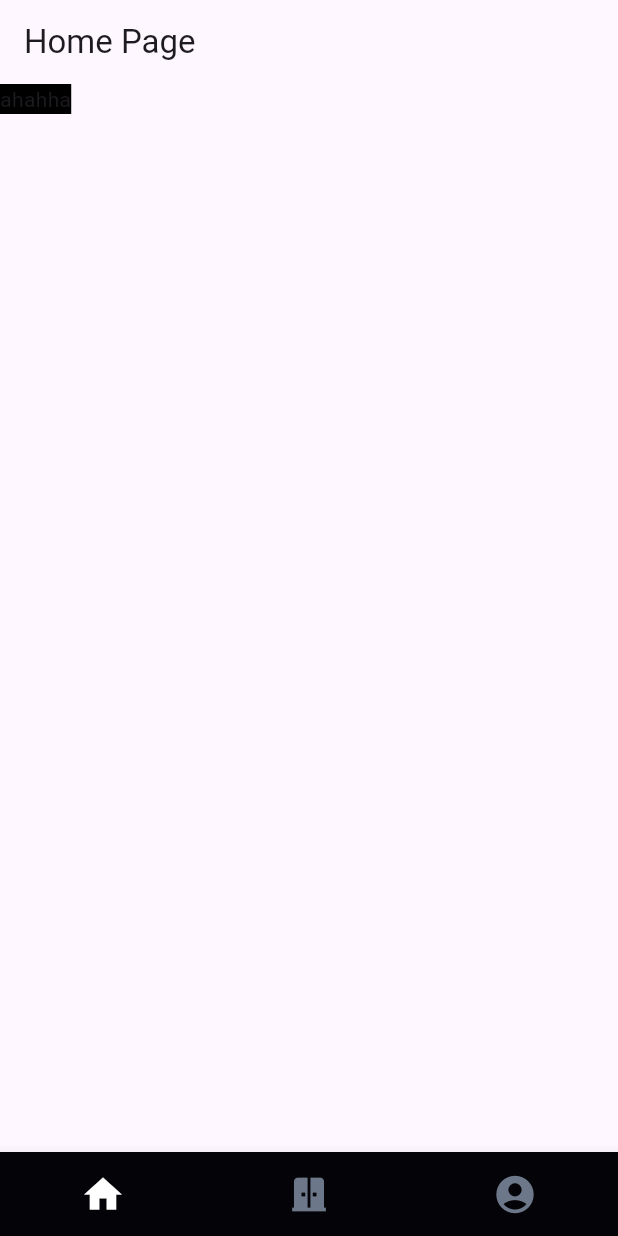
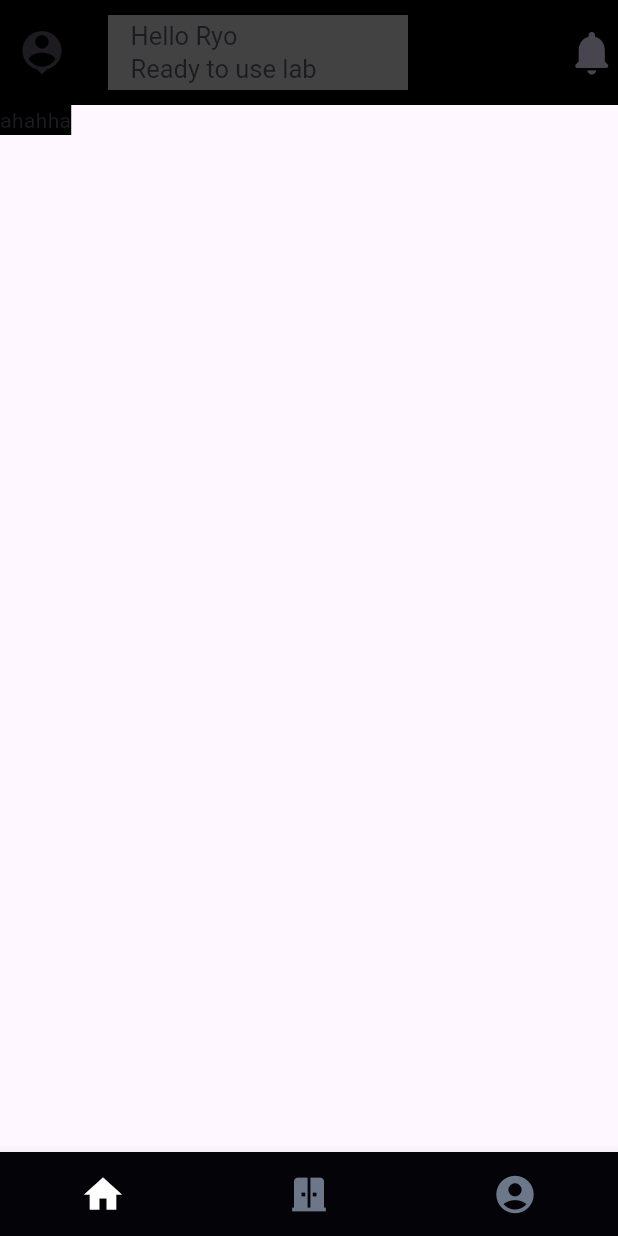
Before and after one commit to Grounded-RnD/NexaLab-Application, a Flutter app: the screen it shows after launch, on a phone screen of 412 x 824 dp. Run offline on Flutter 3.47's test engine with Material 3 defaults, Android fonts, the phone set to English and light mode, and no system bars; drawn by our look-alikes of custom_navigation_bar.

Commit message:
ini home page

```diff
--- a/lib/homepage.dart
+++ b/lib/homepage.dart
@@ -11,13 +11,34 @@ class _HomePageState extends State<HomePage> {
   @override
   Widget build(BuildContext context) {
     return Scaffold(
-      appBar: AppBar(
-        title: Text('Home Page'),
-      ),
-      body: Container(
-        color: Colors.black,
-        child: Text('ahahha'),
-      )
-    );
+        appBar: AppBar(
+          leading: Icon(
+            Icons.person_pin,
+            size: 35,
+          ),
+          backgroundColor: Colors.black,
+          title: Container(
+            alignment: Alignment.centerLeft,
+            padding: EdgeInsets.only(left: 15),
+            width: 200,
+            height: 50,
+            color: Color.fromRGBO(66, 66, 66, 100),
+            child: Text(
+              'Hello Ryo\nReady to use lab',
+              style: TextStyle(fontSize: 17),
+            ),
+          ),
+          toolbarHeight: 70,
+          actions: const [
+            Icon(
+              Icons.notifications_rounded,
+              size: 35,
+            )
+          ],
+        ),
+        body: Container(
+          color: Colors.black,
+          child: Text('ahahha'),
+        ));
   }
 }
```
